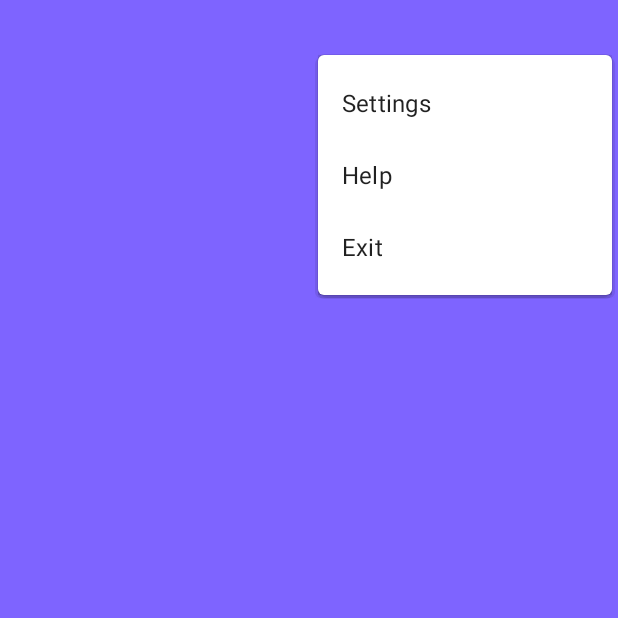
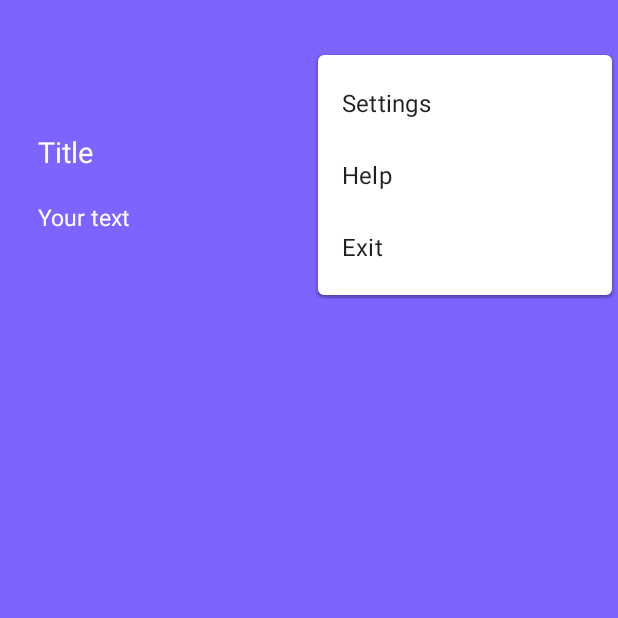
Before and after one commit to Sergey-Miheev/ToDo, an Android app: the NoteEdit screen opened directly, with no data from a screen before it, with the options menu open, on a phone screen of 412 x 824 dp, the top half of it. Run offline under Robolectric (Android 15) with nearby library versions, the phone set to English and light mode, and no system bars.

```diff
--- a/app/build.gradle
+++ b/app/build.gradle
@@ -38,6 +38,7 @@ dependencies {
     implementation 'androidx.appcompat:appcompat:1.6.1'
     implementation 'com.google.android.material:material:1.9.0'
     implementation 'androidx.constraintlayout:constraintlayout:2.1.4'
+    implementation "com.leinardi.android:speed-dial:3.3.0"
     testImplementation 'junit:junit:4.13.2'
     androidTestImplementation 'androidx.test.ext:junit:1.1.5'
     androidTestImplementation 'androidx.test.espresso:espresso-core:3.5.1'
--- /dev/null
+++ b/app/src/main/res/drawable/note_icon.xml
@@ -0,0 +1,5 @@
+<vector android:autoMirrored="true" android:height="20dp"
+    android:viewportHeight="20" android:viewportWidth="20"
+    android:width="20dp" xmlns:android="http://schemas.android.com/apk/res/android">
+    <path android:fillColor="#ffffff" android:pathData="M0,3.409C0,2.505 0.359,1.638 0.998,0.998C1.638,0.359 2.505,0 3.409,0H16.591C17.495,0 18.362,0.359 19.001,0.998C19.641,1.638 20,2.505 20,3.409V10.909H14.318C13.414,10.909 12.547,11.268 11.908,11.908C11.268,12.547 10.909,13.414 10.909,14.318V20H3.409C2.505,20 1.638,19.641 0.998,19.001C0.359,18.362 0,17.495 0,16.591V3.409ZM12.273,20H12.327L20,12.327V12.273H14.318C13.776,12.273 13.255,12.488 12.872,12.872C12.488,13.255 12.273,13.776 12.273,14.318V20Z"/>
+</vector>
--- a/app/src/main/res/layout/activity_note_edit.xml
+++ b/app/src/main/res/layout/activity_note_edit.xml
@@ -47,13 +47,14 @@
             android:layout_height="wrap_content"
             android:paddingBottom="20dp"
             android:inputType="textMultiLine"
-            android:text="@string/noteTitle"
             android:textColor="@color/white"
             android:textSize="19sp"
             android:background="@null"
             app:layout_constraintLeft_toLeftOf="parent"
             app:layout_constraintRight_toRightOf="parent"
             app:layout_constraintTop_toTopOf="parent"
+            android:hint="@string/noteTitle"
+            android:textColorHint="@color/white"
             android:importantForAutofill="no"
             tools:targetApi="o"
             tools:ignore="LabelFor" />
@@ -70,6 +71,8 @@
             app:layout_constraintLeft_toLeftOf="parent"
             app:layout_constraintRight_toRightOf="parent"
             app:layout_constraintTop_toBottomOf="@+id/edit_note_title"
+            android:hint="@string/noteDescription"
+            android:textColorHint="@color/white"
             android:importantForAutofill="no"
             tools:targetApi="o"
             tools:ignore="LabelFor" />
--- a/app/src/main/res/values/strings.xml
+++ b/app/src/main/res/values/strings.xml
@@ -7,7 +7,9 @@
     <string name="addNoteButton">addNote</string>
     <string name="schedule">Schedule</string>
     <string name="note">Note</string>
-    <string name="noteTitle">Введите заголовок</string>
-    <string name="noteDescription">Введите содержимое</string>
-    <string name="noteDate">Введите дату</string>
+    <string name="noteTitle">Title</string>
+    <string name="noteDescription">Your text</string>
+    <string name="noteDate">Date</string>
+    <item name="fab_schedule_icon" type="id" />
+    <item name="fab_note_icon" type="id" />
 </resources>
--- a/settings.gradle
+++ b/settings.gradle
@@ -10,6 +10,7 @@ dependencyResolutionManagement {
     repositories {
         google()
         mavenCentral()
+        maven { url 'https://jitpack.io' }
     }
 }
 rootProject.name = "ToDo"
```
Also changed, not shown: app/src/main/java/com/example/todo/MainActivity.kt (+39 -8 lines), app/src/main/res/drawable/calendar_icon.xml (added, +5 -0 lines), app/src/main/res/layout/activity_main.xml (+5 -7 lines).
